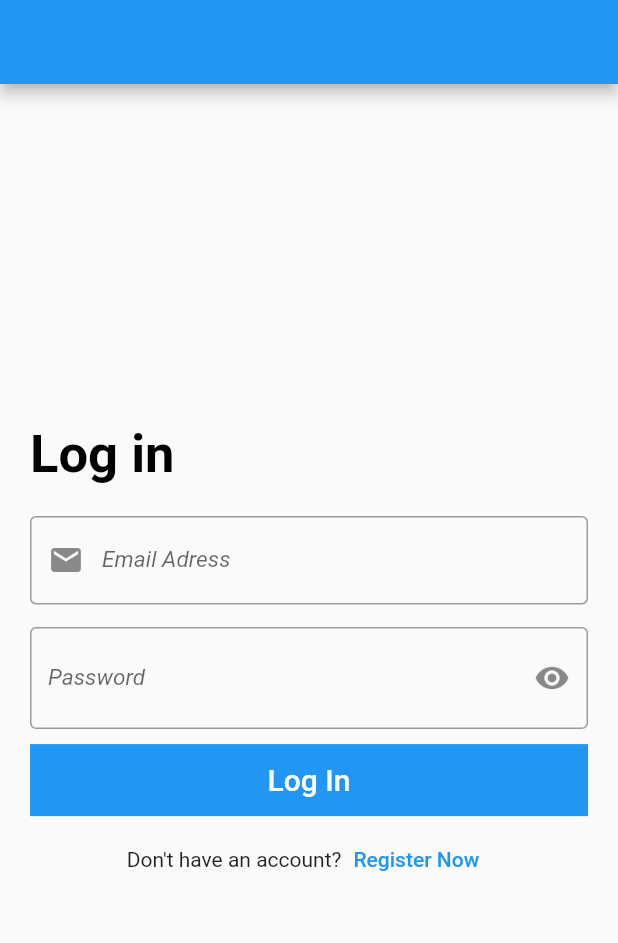
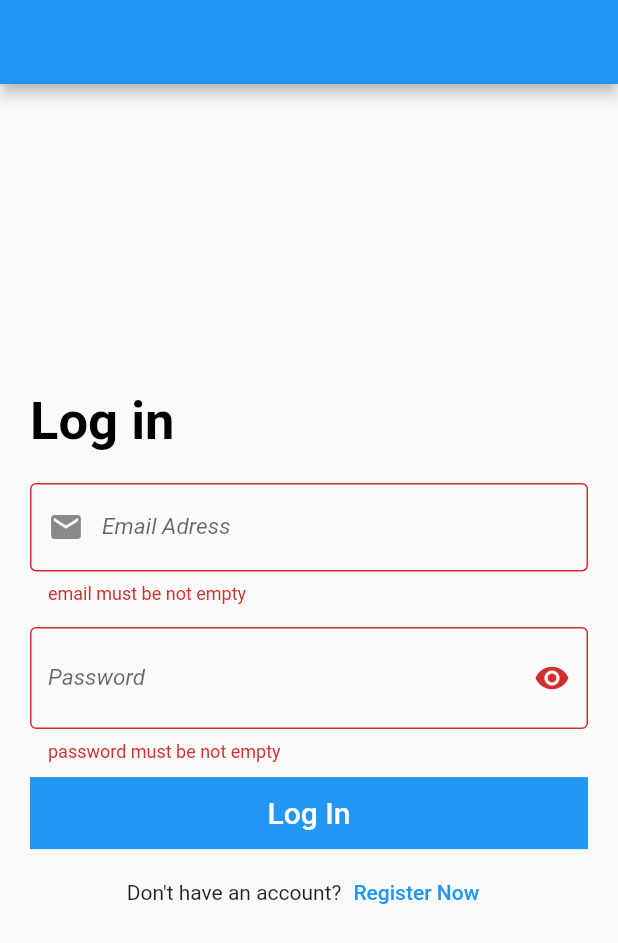
Before and after one commit to MasameEh/flutter, a Flutter app: the screen it shows after launch, after a tap on "Log In", on a phone screen of 412 x 824 dp. Shown: the top 943 px of the screen. Run offline on Flutter 3.47's test engine with Material 2 defaults, Android fonts, the phone set to English and light mode, and no system bars.

Commit message:
Update loG_In.dart

```diff
--- a/lib/loG_In.dart
+++ b/lib/loG_In.dart
@@ -1,10 +1,20 @@
 import 'package:flutter/material.dart';
 
-class LogInScreen extends StatelessWidget {
 
+class LogInScreen extends StatefulWidget {
+
+  @override
+  State<LogInScreen> createState() => _LogInScreenState();
+}
+
+class _LogInScreenState extends State<LogInScreen> {
   var emailController = TextEditingController();
+
   var passwordController = TextEditingController();
 
+  var formKey = GlobalKey<FormState>();
+
+  bool isPassword = true;
 
   @override
   Widget build(BuildContext context) {
@@ -16,10 +26,12 @@ class LogInScreen extends StatelessWidget {
         padding: const EdgeInsets.all(20.0),
         child: Center(
           child: SingleChildScrollView(
+            child: Form(
+              key: formKey,
               child: Column(
                 crossAxisAlignment:CrossAxisAlignment.start ,
                 children:[
-                const Text(
+                   Text(
                     'Log in',
                     style: TextStyle(
                       fontSize: 35.0,
@@ -27,17 +39,26 @@ class LogInScreen extends StatelessWidget {
                       fontWeight: FontWeight.bold,
                     ),
                   ),
-                const SizedBox(
+                  SizedBox(
                     height: 20.0,
                   ),
                   TextFormField(
                     controller: emailController,
                     keyboardType: TextInputType.emailAddress ,
-                  onFieldSubmitted: (value){
+                    onFieldSubmitted: (String? value){
                       print(value);
                     },
                     onChanged: (value){
                       print(value);
+                    },
+                    validator: (value)
+                    {
+                      if (value == null || value.isEmpty)
+                      {
+                        return'email must be not empty';
+                      }
+                      return null;
+
                     },
                     decoration: const InputDecoration(
                       labelText: 'Email Adress',
@@ -48,12 +69,12 @@ class LogInScreen extends StatelessWidget {
                       border: OutlineInputBorder(),
                     ),
                   ),
-                const SizedBox(
+                  SizedBox(
                     height: 15.0,
                   ),
                   TextFormField(
                     controller: passwordController,
-                  obscureText: true,
+                    obscureText: isPassword,
                     keyboardType: TextInputType.visiblePassword,
                     onFieldSubmitted: (value){
                       print(value);
@@ -61,30 +82,48 @@ class LogInScreen extends StatelessWidget {
                     onChanged: (value){
                       print(value);
                     },
-                  decoration: const InputDecoration(
+                    validator: (value)
+                    {
+                      if (value == null || value.isEmpty)
+                      {
+                        return 'password must be not empty';
+                      }
+                      return null;
+
+                    },
+                    decoration: InputDecoration(
                       labelText:'Password' ,
                       border: OutlineInputBorder(),
                       labelStyle: TextStyle(fontSize: 15.0, fontStyle: FontStyle.italic, ),
                       prefix: Icon(
                         Icons.lock,
                       ),
-                    suffixIcon: Icon(
-                      Icons.remove_red_eye,),
+                      suffixIcon: IconButton(
+                        icon: Icon(
+                          isPassword ? Icons.visibility : Icons.visibility_off, ),
+                        onPressed: () {
+                          setState(() {
+                            isPassword = ! isPassword;
+                          });
+                      },
+                      ),
 
                     ),
                   ),
-                const SizedBox(
+                  SizedBox(
                     height: 10.0,
                   ),
                   Container(
                     color: Colors.blue,
                     width: double.infinity,
                     child: MaterialButton(
-                    onPressed:(){
+                      onPressed:() {
+                        if (formKey.currentState!.validate()) {
                           print(emailController.text);
                           print(passwordController.text);
+                        }
                       },
-                    child: const Text(
+                      child: Text(
                         'Log In',
                         style: TextStyle(
                           fontSize: 20.0,
@@ -115,6 +154,7 @@ class LogInScreen extends StatelessWidget {
             ),
           ),
         ),
+      ),
 
     );
   }
```
Lines whose indentation alone changed are shown as unchanged.
